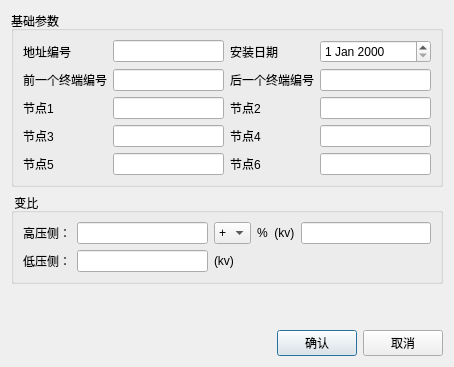
This is ModifyTerminalDlg.ui in wanlong1215/test as Qt 5 draws it before an edit. The edited form follows.
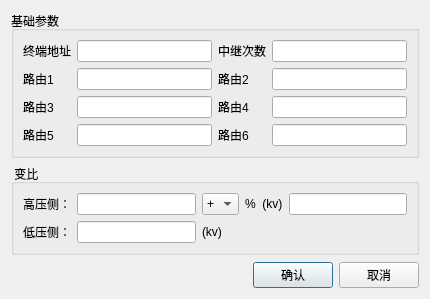
This is the edited form.

The edit to the form file:
```diff
--- a/ModifyTerminalDlg.ui
+++ b/ModifyTerminalDlg.ui
@@ -6,8 +6,8 @@
    <rect>
     <x>0</x>
     <y>0</y>
-    <width>454</width>
-    <height>367</height>
+    <width>430</width>
+    <height>299</height>
    </rect>
   </property>
   <property name="windowTitle">
@@ -20,64 +20,40 @@
       <string>基础参数</string>
      </property>
      <layout class="QGridLayout" name="gridLayout">
-      <item row="2" column="0">
-       <widget class="QLabel" name="label_19">
-        <property name="text">
-         <string>节点1</string>
-        </property>
-       </widget>
-      </item>
-      <item row="1" column="3">
-       <widget class="QLineEdit" name="leNextAddr1"/>
+      <item row="0" column="4">
+       <widget class="QLineEdit" name="leTimes"/>
       </item>
       <item row="1" column="0">
-       <widget class="QLabel" name="label_26">
+       <widget class="QLabel" name="label_19">
         <property name="text">
-         <string>前一个终端编号</string>
+         <string>路由1</string>
         </property>
        </widget>
       </item>
-      <item row="1" column="2">
-       <widget class="QLabel" name="label_25">
-        <property name="text">
-         <string>后一个终端编号</string>
-        </property>
-       </widget>
-      </item>
-      <item row="2" column="3">
+      <item row="1" column="4">
        <widget class="QLineEdit" name="leRoute21"/>
       </item>
-      <item row="2" column="1">
-       <widget class="QLineEdit" name="leRoute11"/>
-      </item>
-      <item row="3" column="0">
+      <item row="2" column="0">
        <widget class="QLabel" name="label_21">
         <property name="text">
-         <string>节点3</string>
+         <string>路由3</string>
         </property>
        </widget>
       </item>
       <item row="2" column="2">
-       <widget class="QLabel" name="label_20">
-        <property name="text">
-         <string>节点2</string>
-        </property>
-       </widget>
-      </item>
-      <item row="3" column="2">
        <widget class="QLabel" name="label_22">
         <property name="text">
-         <string>节点4</string>
+         <string>路由4</string>
         </property>
        </widget>
       </item>
-      <item row="3" column="3">
-       <widget class="QLineEdit" name="leRoute41"/>
+      <item row="1" column="1">
+       <widget class="QLineEdit" name="leRoute11"/>
       </item>
-      <item row="4" column="2">
-       <widget class="QLabel" name="label_24">
+      <item row="1" column="2">
+       <widget class="QLabel" name="label_20">
         <property name="text">
-         <string>节点6</string>
+         <string>路由2</string>
         </property>
        </widget>
       </item>
@@ -87,39 +63,43 @@
       <item row="0" column="0">
        <widget class="QLabel" name="label_18">
         <property name="text">
-         <string>地址编号</string>
+         <string>终端地址</string>
         </property>
        </widget>
       </item>
-      <item row="0" column="3">
-       <widget class="QDateEdit" name="deDate1"/>
+      <item row="2" column="4">
+       <widget class="QLineEdit" name="leRoute41"/>
+      </item>
+      <item row="3" column="2">
+       <widget class="QLabel" name="label_24">
+        <property name="text">
+         <string>路由6</string>
+        </property>
+       </widget>
       </item>
       <item row="3" column="1">
+       <widget class="QLineEdit" name="leRoute51"/>
+      </item>
+      <item row="3" column="4">
+       <widget class="QLineEdit" name="leRoute61"/>
+      </item>
+      <item row="2" column="1">
        <widget class="QLineEdit" name="leRoute31"/>
       </item>
-      <item row="4" column="0">
+      <item row="3" column="0">
        <widget class="QLabel" name="label_23">
         <property name="text">
-         <string>节点5</string>
+         <string>路由5</string>
         </property>
        </widget>
       </item>
       <item row="0" column="2">
        <widget class="QLabel" name="label_17">
         <property name="text">
-         <string>安装日期</string>
+         <string>中继次数</string>
         </property>
        </widget>
       </item>
-      <item row="4" column="1">
-       <widget class="QLineEdit" name="leRoute51"/>
-      </item>
-      <item row="4" column="3">
-       <widget class="QLineEdit" name="leRoute61"/>
-      </item>
-      <item row="1" column="1">
-       <widget class="QLineEdit" name="lePreAddr1"/>
-      </item>
      </layout>
     </widget>
    </item>
```
